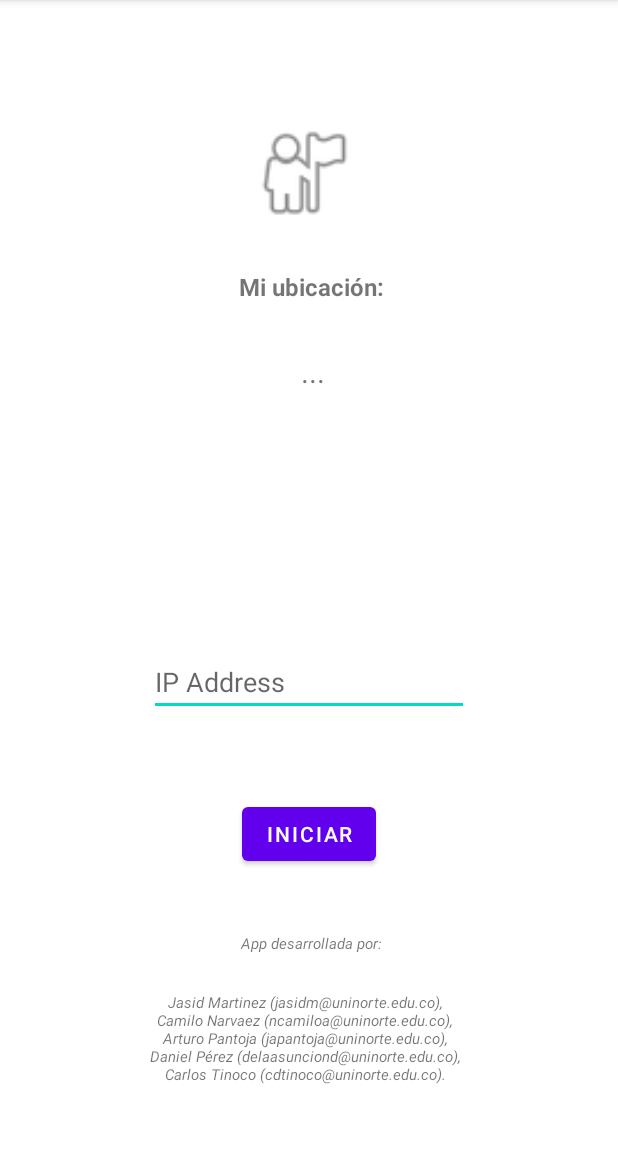
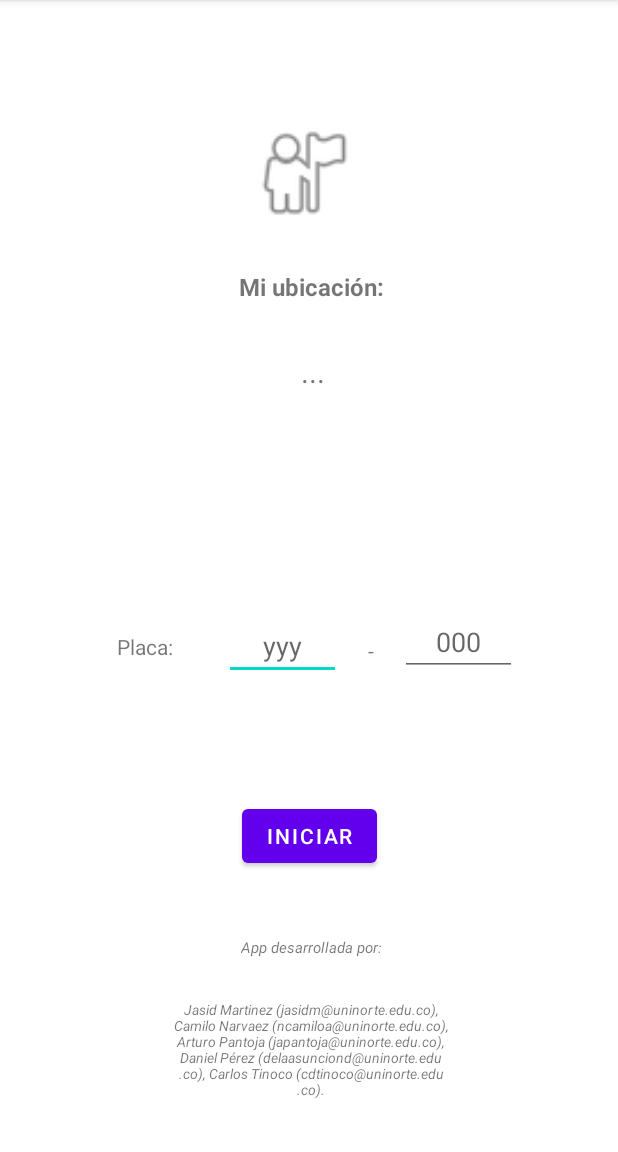
Before and after one commit to cdtinoco/GPSharing, an Android app: the screen it shows after launch (MainActivity), on a phone screen of 412 x 824 dp, the part 84-1236 px from its top. Run offline under Robolectric (Android 15) with nearby library versions, the phone set to English and light mode, and no system bars.

Commit message:
Identificador para taxis (placa)

```diff
--- a/GPSharing3/GPSharing3/app/src/main/java/com/example/gpsharing3/ClientSendUDP.java
+++ b/GPSharing3/GPSharing3/app/src/main/java/com/example/gpsharing3/ClientSendUDP.java
@@ -21,12 +21,13 @@ public class ClientSendUDP implements Runnable {
             InetAddress serverAddr3 = InetAddress.getByName("3.139.122.213");
             InetAddress serverAddr4 = InetAddress.getByName("3.136.138.86");
             InetAddress serverAddr5 = InetAddress.getByName("18.190.106.33");
-            byte[] buf = (MainActivity.miub.getText().toString()).getBytes();
-            DatagramPacket packet = new DatagramPacket(buf, buf.length, serverAddr, 50000);
-            DatagramPacket packet2 = new DatagramPacket(buf, buf.length, serverAddr2, 50000);
-            DatagramPacket packet3 = new DatagramPacket(buf, buf.length, serverAddr3, 50000);
-            DatagramPacket packet4 = new DatagramPacket(buf, buf.length, serverAddr4, 50000);
-            DatagramPacket packet5 = new DatagramPacket(buf, buf.length, serverAddr5, 50000);
+            String data = MainActivity.miub.getText().toString() + " " + MainActivity.letp.getText().toString().toUpperCase() + MainActivity.nump.getText().toString();
+            byte[] buf = data.getBytes();
+            DatagramPacket packet = new DatagramPacket(buf, buf.length,serverAddr, 50000);
+            DatagramPacket packet2 = new DatagramPacket(buf, buf.length,serverAddr2, 50000);
+            DatagramPacket packet3 = new DatagramPacket(buf, buf.length,serverAddr3, 50000);
+            DatagramPacket packet4 = new DatagramPacket(buf, buf.length,serverAddr4, 50000);
+            DatagramPacket packet5 = new DatagramPacket(buf, buf.length,serverAddr5, 50000);
             udpSocket.send(packet);
             udpSocket.send(packet2);
             udpSocket.send(packet3);
--- a/GPSharing3/GPSharing3/app/src/main/java/com/example/gpsharing3/MainActivity.java
+++ b/GPSharing3/GPSharing3/app/src/main/java/com/example/gpsharing3/MainActivity.java
@@ -29,7 +29,8 @@ public class MainActivity extends AppCompatActivity {
 
     static TextView miub;
     static Button env;
-    static EditText ipa;
+    static EditText letp;
+    static EditText nump;
 
     private LocationManager locationManager;
     private LocationListener locationListener;
@@ -44,7 +45,8 @@ public class MainActivity extends AppCompatActivity {
 
         miub = findViewById(R.id.textView3);
         env = findViewById(R.id.button);
-        ipa = findViewById(R.id.editTextTextPersonName);
+        letp = findViewById(R.id.editTextTextPersonName3);
+        nump = findViewById(R.id.editTextNumber);
 
         ActivityCompat.requestPermissions(this, new String[]{
                 Manifest.permission.ACCESS_FINE_LOCATION
@@ -55,6 +57,7 @@ public class MainActivity extends AppCompatActivity {
             @Override
             public void onLocationChanged(@NonNull Location location) {
                 try {
+
                     latLng = new LatLng(location.getLatitude(), location.getLongitude());
                     String myLatitude = String.valueOf (location.getLatitude());
                     String myLongitude = String.valueOf(location.getLongitude());
--- a/GPSharing3/GPSharing3/app/src/main/res/layout/activity_main.xml
+++ b/GPSharing3/GPSharing3/app/src/main/res/layout/activity_main.xml
@@ -42,19 +42,19 @@
 
     <TextView
         android:id="@+id/textView4"
-        android:layout_width="209dp"
-        android:layout_height="85dp"
+        android:layout_width="188dp"
+        android:layout_height="77dp"
         android:layout_marginStart="104dp"
         android:layout_marginTop="8dp"
-        android:layout_marginEnd="105dp"
+        android:layout_marginEnd="104dp"
         android:layout_marginBottom="12dp"
         android:text="Jasid Martinez (jasidm@uninorte.edu.co), Camilo Narvaez (ncamiloa@uninorte.edu.co), Arturo Pantoja (japantoja@uninorte.edu.co), Daniel Pérez (delaasunciond@uninorte.edu.co), Carlos Tinoco (cdtinoco@uninorte.edu.co)."
         android:textAlignment="center"
-        android:textSize="10sp"
+        android:textSize="9sp"
         android:textStyle="italic"
         app:layout_constraintBottom_toBottomOf="parent"
         app:layout_constraintEnd_toEndOf="parent"
-        app:layout_constraintHorizontal_bias="0.857"
+        app:layout_constraintHorizontal_bias="0.571"
         app:layout_constraintStart_toStartOf="parent"
         app:layout_constraintTop_toBottomOf="@+id/textView5" />
 
@@ -91,7 +91,7 @@
 
     <Button
         android:id="@+id/button"
-        android:layout_width="wrap_content"
+        android:layout_width="90dp"
         android:layout_height="wrap_content"
         android:layout_marginTop="188dp"
         android:layout_marginBottom="37dp"
@@ -101,18 +101,68 @@
         app:layout_constraintStart_toStartOf="parent"
         app:layout_constraintTop_toBottomOf="@+id/textView3" />
 
-    <EditText
-        android:id="@+id/editTextTextPersonName"
-        android:layout_width="wrap_content"
+    <TextView
+        android:id="@+id/textView2"
+        android:layout_width="38dp"
         android:layout_height="wrap_content"
-        android:layout_marginTop="91dp"
-        android:layout_marginBottom="53dp"
-        android:ems="10"
-        android:hint="IP Address"
-        android:inputType="textPersonName"
+        android:layout_marginStart="90dp"
+        android:layout_marginTop="82dp"
+        android:layout_marginEnd="14dp"
+        android:layout_marginBottom="202dp"
+        android:text="Placa:"
+        app:layout_constraintBottom_toTopOf="@+id/textView4"
+        app:layout_constraintEnd_toStartOf="@+id/editTextTextPersonName3"
+        app:layout_constraintStart_toStartOf="parent"
+        app:layout_constraintTop_toBottomOf="@+id/textView3"
+        app:layout_constraintVertical_bias="0.0" />
+
+    <TextView
+        android:id="@+id/textView6"
+        android:layout_width="38dp"
+        android:layout_height="wrap_content"
+        android:layout_marginStart="1dp"
+        android:layout_marginTop="82dp"
+        android:layout_marginBottom="88dp"
+        android:text="-"
+        android:textAlignment="center"
         app:layout_constraintBottom_toTopOf="@+id/button"
-        app:layout_constraintEnd_toEndOf="parent"
-        app:layout_constraintStart_toStartOf="parent"
+        app:layout_constraintEnd_toStartOf="@+id/editTextNumber"
+        app:layout_constraintStart_toEndOf="@+id/editTextTextPersonName3"
         app:layout_constraintTop_toBottomOf="@+id/textView3" />
 
+    <EditText
+        android:id="@+id/editTextTextPersonName3"
+        android:layout_width="78dp"
+        android:layout_height="40dp"
+        android:layout_marginStart="19dp"
+        android:layout_marginTop="71dp"
+        android:layout_marginEnd="17dp"
+        android:layout_marginBottom="78dp"
+        android:ems="10"
+        android:hint="yyy"
+        android:inputType="textPersonName"
+        android:textAlignment="center"
+        app:layout_constraintBottom_toTopOf="@+id/button"
+        app:layout_constraintEnd_toStartOf="@+id/editTextNumber"
+        app:layout_constraintStart_toEndOf="@+id/textView2"
+        app:layout_constraintTop_toBottomOf="@+id/textView3" />
+
+    <EditText
+        android:id="@+id/editTextNumber"
+        android:layout_width="78dp"
+        android:layout_height="40dp"
+        android:layout_marginStart="22dp"
+        android:layout_marginTop="71dp"
+        android:layout_marginEnd="80dp"
+        android:layout_marginBottom="163dp"
+        android:ems="10"
+        android:hint="000"
+        android:inputType="number"
+        android:textAlignment="center"
+        app:layout_constraintBottom_toTopOf="@+id/textView5"
+        app:layout_constraintEnd_toEndOf="parent"
+        app:layout_constraintStart_toEndOf="@+id/editTextTextPersonName3"
+        app:layout_constraintTop_toBottomOf="@+id/textView3"
+        app:layout_constraintVertical_bias="0.0" />
+
 </androidx.constraintlayout.widget.ConstraintLayout>
```
Also changed, not shown: 1 other file.
